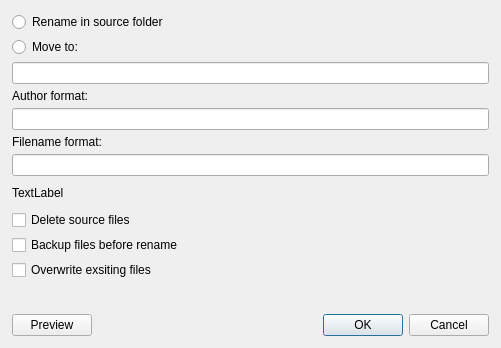
Old version of the form src/designer/renamedialog.ui in the repository dnkorpushov/libro2.
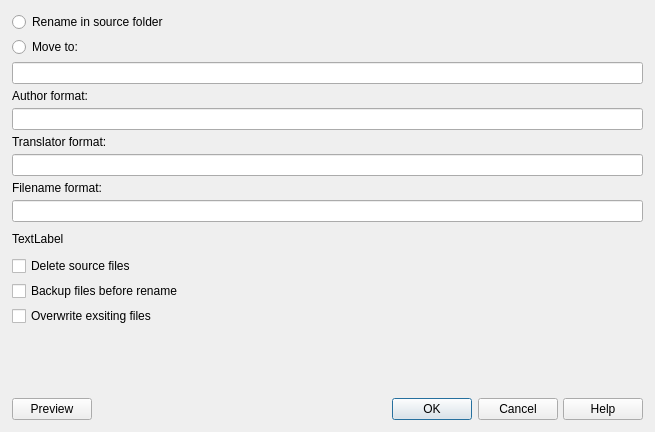
New version of the form. Custom widgets are drawn as their Qt base class.

```diff
--- a/src/designer/renamedialog.ui
+++ b/src/designer/renamedialog.ui
@@ -6,8 +6,8 @@
    <rect>
     <x>0</x>
     <y>0</y>
-    <width>501</width>
-    <height>348</height>
+    <width>655</width>
+    <height>432</height>
    </rect>
   </property>
   <property name="minimumSize">
@@ -67,6 +67,16 @@
      <item>
       <widget class="ButtonLineEdit" name="textAuthorFormat"/>
      </item>
+     <item>
+      <widget class="QLabel" name="label_2">
+       <property name="text">
+        <string>Translator format:</string>
+       </property>
+      </widget>
+     </item>
+     <item>
+      <widget class="ButtonLineEdit" name="textTranslatorFormat"/>
+     </item>
      <item>
       <widget class="QLabel" name="label_3">
        <property name="text">
@@ -151,7 +161,7 @@
       </spacer>
      </item>
      <item>
-      <layout class="QHBoxLayout" name="horizontalLayout" stretch="0,1">
+      <layout class="QHBoxLayout" name="horizontalLayout" stretch="0,1,0">
        <property name="spacing">
         <number>5</number>
        </property>
@@ -172,6 +182,13 @@
          </property>
         </widget>
        </item>
+       <item>
+        <widget class="QPushButton" name="buttonHelp">
+         <property name="text">
+          <string>Help</string>
+         </property>
+        </widget>
+       </item>
       </layout>
      </item>
     </layout>
```
